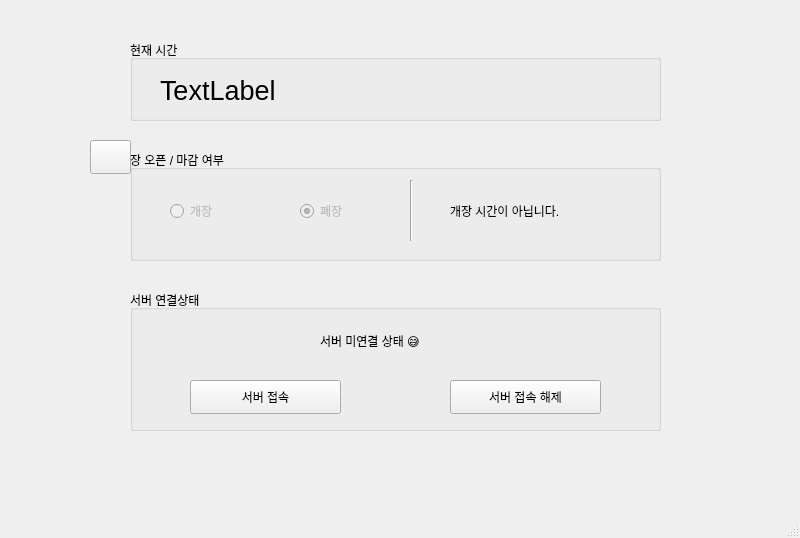
Above: main.ui from munifico/AAT before the change. Below: the same form after it.
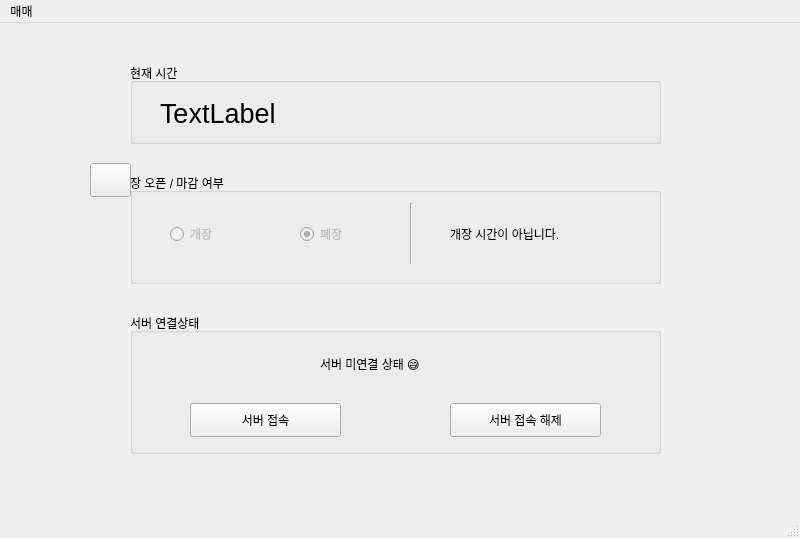
That is the form after the change. Icons and pictures are not drawn.

Diff of the .ui file:
```diff
--- a/main.ui
+++ b/main.ui
@@ -222,6 +222,12 @@
      <height>31</height>
     </rect>
    </property>
+   <widget class="QMenu" name="menu">
+    <property name="title">
+     <string>매매</string>
+    </property>
+   </widget>
+   <addaction name="menu"/>
   </widget>
   <widget class="QStatusBar" name="statusbar"/>
  </widget>
```
Left out of the diff: 3 changed lines with no effect on the pictures.
